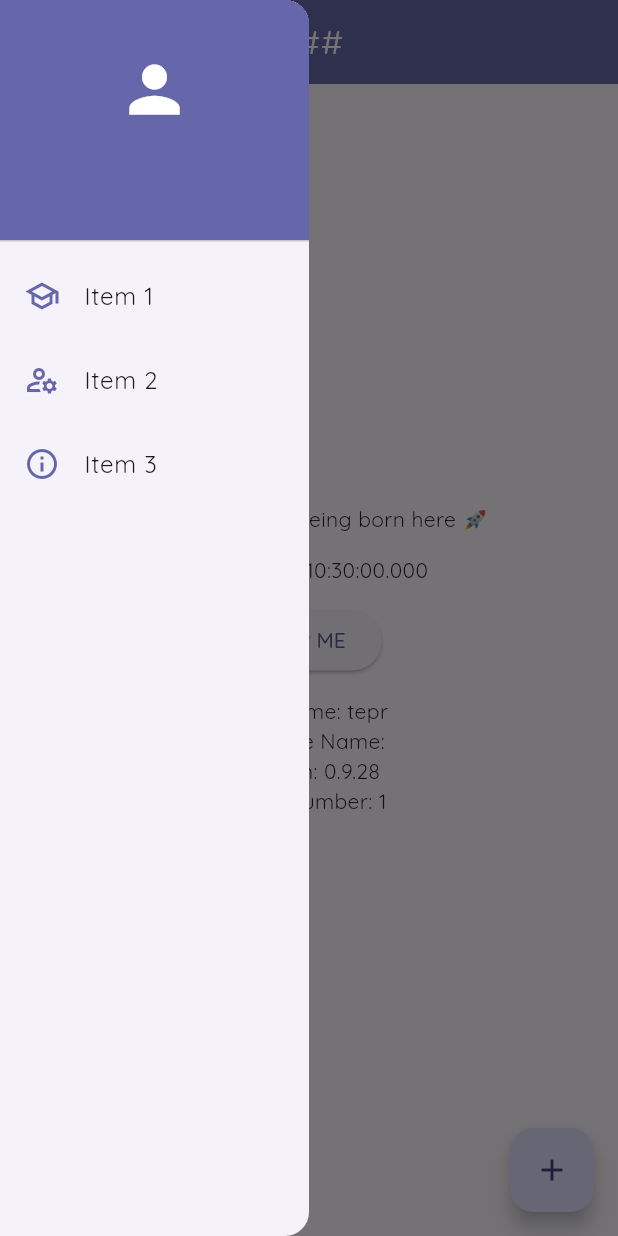
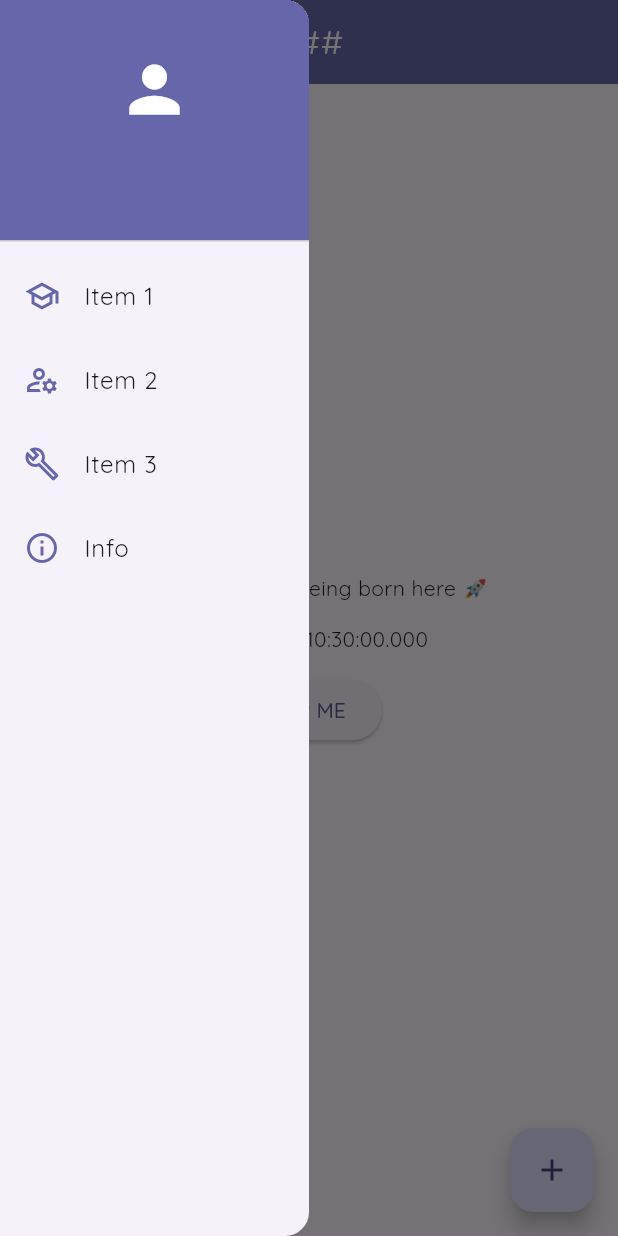
Before and after one commit to johninquest/posa, a Flutter app: the screen it shows after launch, with the side drawer open, on a phone screen of 412 x 824 dp. Run offline on Flutter 3.47's test engine with Material 2 defaults, Android fonts, the phone set to English and light mode, and no system bars; our stand-ins replace google_fonts, package_info_plus.

Commit message:
putting components together

```diff
--- a/lib/pages/home.dart
+++ b/lib/pages/home.dart
@@ -1,6 +1,6 @@
 import 'package:flutter/material.dart';
 import '../../shared/left_menu.dart';
-import '../../utils/app_data.dart';
+import '../../utils/version_info.dart';
 import '../../utils/date_time_helper.dart';
 import '../style/colors.dart';
 import 'dart:developer';
@@ -47,16 +47,16 @@ class HomePage extends StatelessWidget {
           onPressed: () {},
           child: const Text('TAP ME'),
         ),
-        const SizedBox(
+        /* const SizedBox(
           height: 13.0,
         ),
-        const AppData(),
+        const VersionInfo(), */
       ])),
       /* bottomNavigationBar: const BottomNavBar(), */
       drawer: const LeftMenu(),
       floatingActionButton: FloatingActionButton(
-        onPressed: () => log('Tapped + button'),
-        tooltip: 'Increment',
+        onPressed: () => log('Tapped add button'),
+        tooltip: 'Add',
         child: const Icon(Icons.add),
       ),
     );
--- a/lib/shared/left_menu.dart
+++ b/lib/shared/left_menu.dart
@@ -1,4 +1,6 @@
 import 'package:flutter/material.dart';
+import 'package:tepr/pages/info.dart';
+import 'package:tepr/utils/version_info.dart';
 import '../style/colors.dart';
 import 'dart:developer';
 import '../utils/router.dart';
@@ -14,6 +16,7 @@ class _LeftMenuState extends State<LeftMenu> {
   String? _currentUserName;
   @override
   Widget build(BuildContext context) {
+    final _router = PageRouter();
     return SizedBox(
       width: MediaQuery.of(context).size.width * 0.5,
       child: Drawer(
@@ -61,7 +64,7 @@ class _LeftMenuState extends State<LeftMenu> {
             ), */
             ListTile(
               leading: const Icon(
-                Icons.info_outline,
+                Icons.build_outlined,
                 color: primaryColor,
               ),
               title: const Text(
@@ -69,6 +72,16 @@ class _LeftMenuState extends State<LeftMenu> {
               ),
               onTap: () => log('Tapped 3'),
             ),
+            ListTile(
+              leading: const Icon(
+                Icons.info_outline,
+                color: primaryColor,
+              ),
+              title: const Text(
+                'Info',
+              ),
+              onTap: () => _router.navigateToPage(const AppInfoPage(), context),
+            ),
           ],
         ),
       ),
--- a/lib/utils/date_time_helper.dart
+++ b/lib/utils/date_time_helper.dart
@@ -13,4 +13,10 @@ class DateTimeHelper {
     DateTime localNow = now.toLocal();
     return '$localNow';
   }
+
+  utcTimestamp() {
+    DateTime now = DateTime.now();
+    DateTime utcNow = now.toUtc();
+    return '$utcNow';
+  }
 }
--- a/lib/utils/app_data.dart
+++ b/lib/utils/version_info.dart
@@ -1,14 +1,14 @@
 import 'package:flutter/material.dart';
 import 'package:package_info_plus/package_info_plus.dart';
 
-class AppData extends StatefulWidget {
-  const AppData({super.key});
+class VersionInfo extends StatefulWidget {
+  const VersionInfo({super.key});
 
   @override
-  State<AppData> createState() => _AppDataState();
+  State<VersionInfo> createState() => _VersionInfoState();
 }
 
-class _AppDataState extends State<AppData> {
+class _VersionInfoState extends State<VersionInfo> {
   final Future<PackageInfo> _packageInfo = PackageInfo.fromPlatform();
 
   @override
--- a/pubspec.yaml
+++ b/pubspec.yaml
@@ -16,7 +16,7 @@ publish_to: "none" # Remove this line if you wish to publish to pub.dev
 # https://developer.apple.com/library/archive/documentation/General/Reference/InfoPlistKeyReference/Articles/CoreFoundationKeys.html
 # In Windows, build-name is used as the major, minor, and patch parts
 # of the product and file versions while build-number is used as the build suffix.
-version: 0.9.28+1
+version: 0.10.4+1
 
 environment:
   sdk: ">=3.1.2 <4.0.0"
```
Also changed, not shown: lib/pages/info.dart (added, +25 -0 lines).
